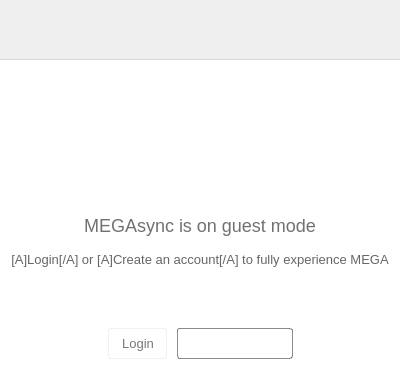
First picture: the form in src/MEGASync/gui/win/GuestWidget.ui, repository meganz/MEGAsync, before the edit.
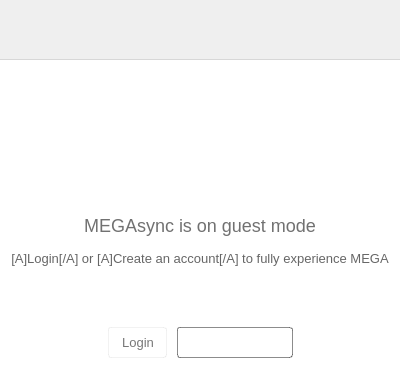
Second picture: the form after the edit. Icons and pictures are not drawn.

Commit message: Remove unneeded buttons

What changed in the file:
```diff
--- a/src/MEGASync/gui/win/GuestWidget.ui
+++ b/src/MEGASync/gui/win/GuestWidget.ui
@@ -7,7 +7,7 @@
     <x>0</x>
     <y>0</y>
     <width>400</width>
-    <height>375</height>
+    <height>373</height>
    </rect>
   </property>
   <property name="sizePolicy">
@@ -18,14 +18,14 @@
   </property>
   <property name="minimumSize">
    <size>
-    <width>400</width>
-    <height>375</height>
+    <width>398</width>
+    <height>373</height>
    </size>
   </property>
   <property name="maximumSize">
    <size>
     <width>400</width>
-    <height>375</height>
+    <height>373</height>
    </size>
   </property>
   <property name="windowTitle">
```
Left out of the diff: 8 changed lines with no effect on the pictures. The commit also changes 3 other files.
